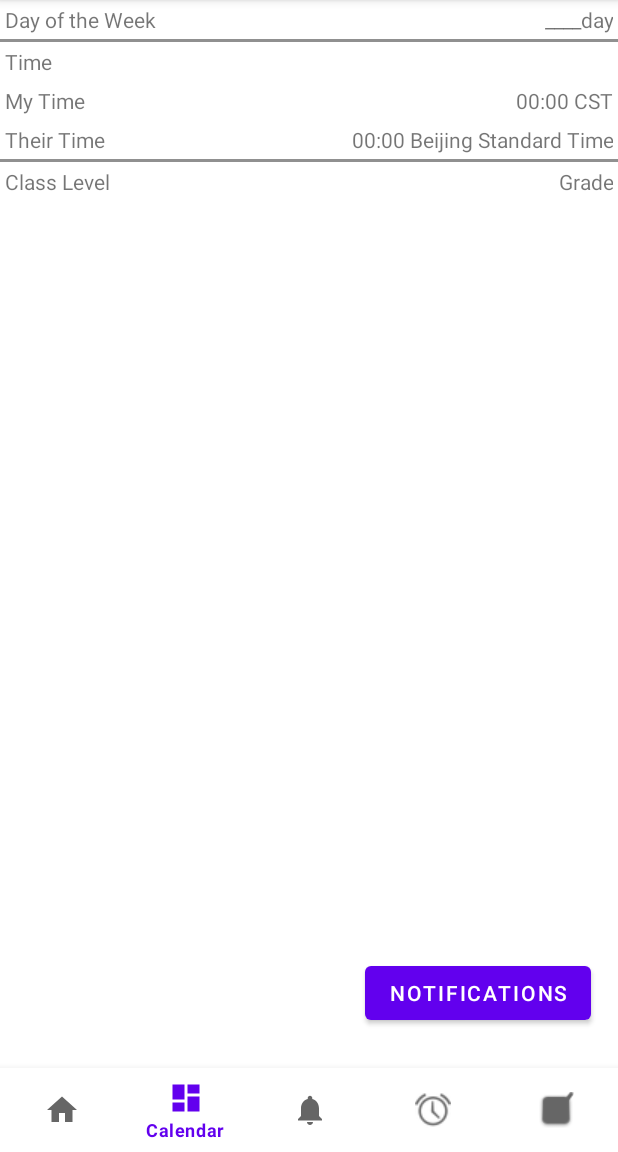
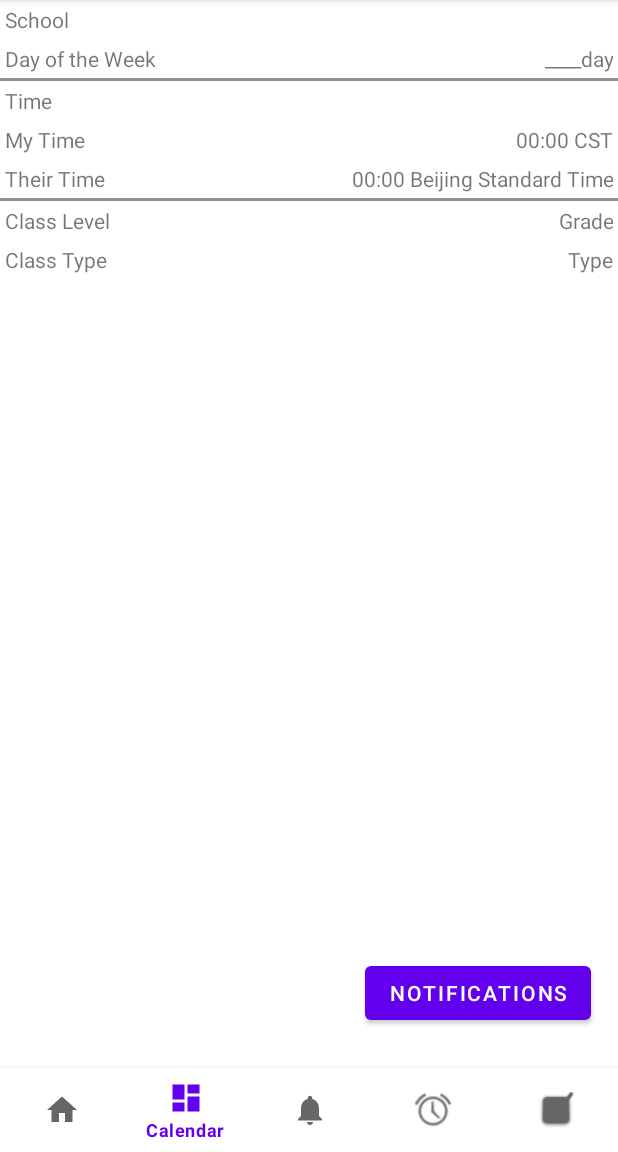
Before and after one commit to Emerald-Z/IDEA, an Android app: the CalendarActivity screen opened directly, with no data from a screen before it, on a phone screen of 412 x 824 dp, the part 84-1236 px from its top. Run offline under Robolectric (Android 15) with nearby library versions, the phone set to English and light mode, and no system bars.

Commit message:
now it works, emerald used wrong ID, she should pass school id instead of user id to get school info

```diff
--- a/app/src/main/AndroidManifest.xml
+++ b/app/src/main/AndroidManifest.xml
@@ -15,7 +15,7 @@
         <activity android:name=".EditAccountLogoutActivity"></activity>
         <activity android:name=".ui.login.RegisterActivity" />
         <activity android:name=".ui.calendar.CalendarActivity" />
-        <activity android:name=".SchoolInformationActivity" />
+        <activity android:name=".ui.school_information.SchoolInformationActivity" />
         <activity android:name=".ui.hours.HoursActivity" />
         <activity android:name=".ui.contact_us.ContactFormActivity" />
         <activity
--- a/app/src/main/java/com/example/idea/ui/calendar/CalendarActivity.java
+++ b/app/src/main/java/com/example/idea/ui/calendar/CalendarActivity.java
@@ -4,6 +4,7 @@ import androidx.annotation.NonNull;
 import androidx.appcompat.app.AppCompatActivity;
 
 import android.content.Intent;
+import android.content.SharedPreferences;
 import android.os.Bundle;
 import android.view.Menu;
 import android.view.MenuItem;
@@ -11,11 +12,13 @@ import android.view.MenuItem;
 import com.example.idea.ui.contact_us.ContactFormActivity;
 import com.example.idea.MainActivity;
 import com.example.idea.R;
-import com.example.idea.SchoolInformationActivity;
+import com.example.idea.ui.school_information.SchoolInformationActivity;
 import com.example.idea.ui.hours.HoursActivity;
 import com.google.android.material.bottomnavigation.BottomNavigationView;
 
 public class CalendarActivity extends AppCompatActivity {
+
+
 
     @Override
     protected void onCreate(Bundle savedInstanceState) {
--- a/app/src/main/java/com/example/idea/ui/contact_us/ContactFormActivity.java
+++ b/app/src/main/java/com/example/idea/ui/contact_us/ContactFormActivity.java
@@ -14,7 +14,7 @@ import android.widget.EditText;
 
 import com.example.idea.MainActivity;
 import com.example.idea.R;
-import com.example.idea.SchoolInformationActivity;
+import com.example.idea.ui.school_information.SchoolInformationActivity;
 import com.example.idea.ui.calendar.CalendarActivity;
 import com.example.idea.ui.hours.HoursActivity;
 import com.google.android.material.bottomnavigation.BottomNavigationView;
--- a/app/src/main/java/com/example/idea/ui/hours/HoursActivity.java
+++ b/app/src/main/java/com/example/idea/ui/hours/HoursActivity.java
@@ -14,7 +14,7 @@ import android.widget.Button;
 import com.example.idea.ui.contact_us.ContactFormActivity;
 import com.example.idea.MainActivity;
 import com.example.idea.R;
-import com.example.idea.SchoolInformationActivity;
+import com.example.idea.ui.school_information.SchoolInformationActivity;
 import com.example.idea.ui.calendar.CalendarActivity;
 import com.google.android.material.bottomnavigation.BottomNavigationView;
 import com.google.android.material.bottomsheet.BottomSheetDialog;
--- a/app/src/main/res/layout/activity_calendar.xml
+++ b/app/src/main/res/layout/activity_calendar.xml
@@ -2,6 +2,7 @@
 <androidx.constraintlayout.widget.ConstraintLayout xmlns:android="http://schemas.android.com/apk/res/android"
     xmlns:app="http://schemas.android.com/apk/res-auto"
     xmlns:tools="http://schemas.android.com/tools"
+    android:id="@+id/calendar_my_time"
     android:layout_width="match_parent"
     android:layout_height="match_parent"
     tools:context=".ui.calendar.CalendarActivity">
@@ -39,8 +40,20 @@
         android:stretchColumns="1"
         app:layout_constraintBottom_toBottomOf="parent"
         app:layout_constraintEnd_toEndOf="parent"
+        app:layout_constraintHorizontal_bias="0.0"
         app:layout_constraintStart_toStartOf="parent"
-        app:layout_constraintTop_toTopOf="parent">
+        app:layout_constraintTop_toTopOf="parent"
+        app:layout_constraintVertical_bias="0.0">
+
+        <TableRow>
+
+            <TextView
+                android:id="@+id/calendar_school_name"
+                android:layout_column="1"
+                android:padding="3dip"
+                android:text="School" />
+
+        </TableRow>
 
         <TableRow>
 
@@ -50,6 +63,7 @@
                 android:text="Day of the Week" />
 
             <TextView
+                android:id="@+id/calendar_day"
                 android:gravity="right"
                 android:padding="3dip"
                 android:text="____day" />
@@ -88,6 +102,7 @@
                 android:text="Their Time" />
 
             <TextView
+                android:id="@+id/calendar_their_time"
                 android:gravity="right"
                 android:padding="3dip"
                 android:text="00:00 Beijing Standard Time" />
@@ -105,10 +120,23 @@
                 android:text="Class Level" />
 
             <TextView
-                android:id="@+id/num_of_hours_total"
+                android:id="@+id/calendar_grade_level"
                 android:gravity="right"
                 android:padding="3dip"
                 android:text="Grade" />
         </TableRow>
+
+        <TableRow>
+
+            <TextView
+                android:layout_column="1"
+                android:padding="3dip"
+                android:text="Class Type" />
+
+            <TextView
+                android:gravity="right"
+                android:padding="3dip"
+                android:text="Type" />
+        </TableRow>
     </TableLayout>
 </androidx.constraintlayout.widget.ConstraintLayout>
--- a/app/src/main/res/layout/activity_hours.xml
+++ b/app/src/main/res/layout/activity_hours.xml
@@ -91,7 +91,7 @@
                 android:text="@string/text_total" />
 
             <TextView
-                android:id="@+id/num_of_hours_total"
+                android:id="@+id/total_num_hours"
                 android:gravity="right"
                 android:padding="3dip"
                 android:text="@string/zero_number" />
--- a/app/src/main/res/layout/activity_school_information.xml
+++ b/app/src/main/res/layout/activity_school_information.xml
@@ -5,7 +5,7 @@
     android:id="@+id/table_school_info"
     android:layout_width="match_parent"
     android:layout_height="match_parent"
-    tools:context=".SchoolInformationActivity">
+    tools:context=".ui.school_information.SchoolInformationActivity">
 
     <com.google.android.material.bottomnavigation.BottomNavigationView
         android:id="@+id/nav_view"
--- a/app/src/main/res/layout/fragment_hours.xml
+++ b/app/src/main/res/layout/fragment_hours.xml
@@ -91,7 +91,7 @@
                 android:text="@string/text_total" />
 
             <TextView
-                android:id="@+id/num_of_hours_total"
+                android:id="@+id/total_num_hours"
                 android:gravity="right"
                 android:padding="3dip"
                 android:text="@string/zero_number" />
--- a/app/src/main/res/navigation/mobile_navigation.xml
+++ b/app/src/main/res/navigation/mobile_navigation.xml
@@ -22,7 +22,7 @@
         tools:layout="@layout/activity_calendar" />
     <activity
         android:id="@+id/schoolInformationActivity"
-        android:name="com.example.idea.SchoolInformationActivity"
+        android:name="com.example.idea.ui.school_information.SchoolInformationActivity"
         android:label="activity_school_information"
         tools:layout="@layout/activity_school_information" />
 </navigation>
--- a/build.gradle
+++ b/build.gradle
@@ -5,7 +5,7 @@ buildscript {
         jcenter()
     }
     dependencies {
-        classpath "com.android.tools.build:gradle:4.1.1"
+        classpath 'com.android.tools.build:gradle:4.1.2'
 
         // NOTE: Do not place your application dependencies here; they belong
         // in the individual module build.gradle files
```
Also changed, not shown: app/src/main/java/com/example/idea/DBManager.java (deleted, +0 -62 lines), app/src/main/java/com/example/idea/MainActivity.java (+3 -4 lines), app/src/main/java/com/example/idea/MyDB.java (added, +58 -0 lines), app/src/main/java/com/example/idea/SchoolInfo.java (added, +68 -0 lines), app/src/main/java/com/example/idea/User.java (+48 -26 lines), app/src/main/java/com/example/idea/ui/login/LoginActivity.java (+65 -10 lines), app/src/main/java/com/example/idea/ui/login/RegisterActivity.java (+10 -5 lines), app/src/main/java/com/example/idea/ui/school_information/SchoolInformationActivity.java (renamed from app/src/main/java/com/example/idea/SchoolInformationActivity.java, +13 -1 lines).
